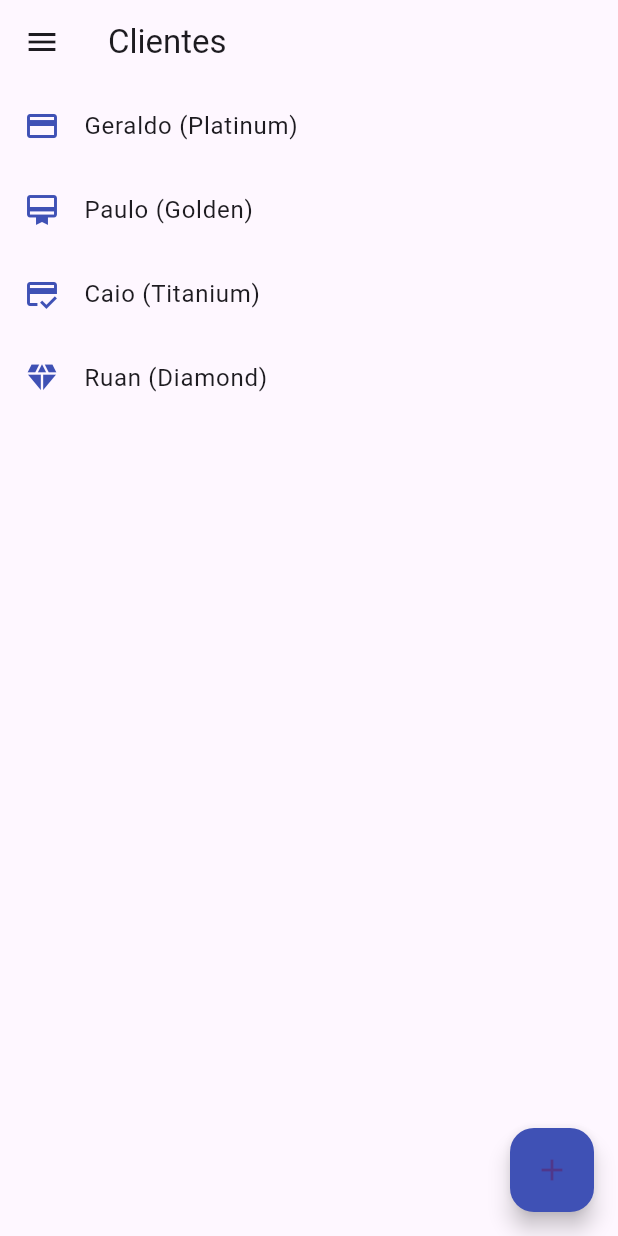
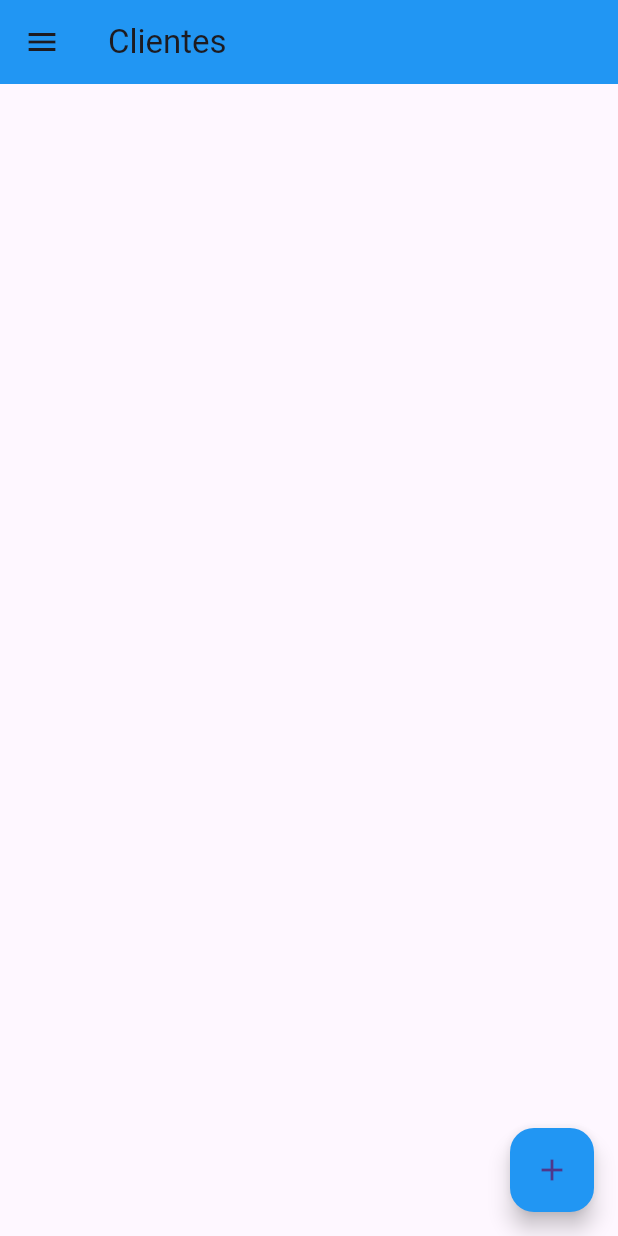
Before and after one commit to shenioalves/provider, a Flutter app: the screen it shows after launch, in the side drawer, after a tap on the "add" icon, on a phone screen of 412 x 824 dp. Run offline on Flutter 3.47's test engine with Material 3 defaults, Android fonts, the phone set to English and light mode, and no system bars.

Commit message:
refactor: implement provider for client and client type management

```diff
--- a/lib/main.dart
+++ b/lib/main.dart
@@ -1,10 +1,30 @@
-
 import 'package:flutter/material.dart';
+import 'package:provider/provider.dart';
+import 'package:providerr/models/types.dart';
 import 'package:providerr/pages/client_types_page.dart';
+import 'models/client_type.dart';
+import 'models/clients.dart';
 import 'pages/clients_page.dart';
 
 void main() {
-  runApp(const MyApp());
+  runApp(
+    MultiProvider(
+      providers: [
+        ChangeNotifierProvider(create: (context) => Clients(clients: [])),
+        ChangeNotifierProvider(
+          create: (context) => Types(
+            list_types: [
+              ClientType(name: 'Platidnum', icon: Icons.credit_card),
+              ClientType(name: 'Golden', icon: Icons.card_membership),
+              ClientType(name: 'Titanium', icon: Icons.credit_score),
+              ClientType(name: 'Diamond', icon: Icons.diamond),
+            ],
+          ),
+        ),
+      ],
+      child: const MyApp(),
+    ),
+  );
 }
 
 class MyApp extends StatelessWidget {
@@ -15,9 +35,7 @@
     return MaterialApp(
       title: 'Controle de clientes',
       debugShowCheckedModeBanner: false,
-      theme: ThemeData(
-        primarySwatch: Colors.indigo,
-      ),
+      theme: ThemeData(primarySwatch: Colors.indigo),
       initialRoute: '/',
       routes: {
         '/': (context) => const ClientsPage(title: 'Clientes'),
--- /dev/null
+++ b/lib/models/clients.dart
@@ -0,0 +1,18 @@
+import 'package:flutter/material.dart';
+import 'client.dart';
+
+class Clients extends ChangeNotifier {
+  List<Client> clients;
+
+  Clients({required this.clients});
+
+  add(Client client) {
+    clients.add(client);
+    notifyListeners(); //notifica o provider a mudanca do estado
+  }
+
+  remove(int index) {
+    clients.removeAt(index);
+    notifyListeners();
+  }
+}
--- /dev/null
+++ b/lib/models/types.dart
@@ -0,0 +1,20 @@
+import 'package:flutter/material.dart';
+
+import 'client_type.dart';
+
+class Types extends ChangeNotifier {
+  List<ClientType> list_types;
+
+  Types({required this.list_types});
+
+  add(ClientType type) {
+
+    list_types.add(type);
+    notifyListeners();
+  }
+
+  remove(int index) {
+    list_types.removeAt(index);
+    notifyListeners();
+  }
+}
--- a/lib/pages/clients_page.dart
+++ b/lib/pages/clients_page.dart
@@ -1,9 +1,11 @@
-
 import 'package:flutter/material.dart';
+import 'package:provider/provider.dart';
 
 import '../components/hamburger_menu.dart';
 import '../models/client.dart';
 import '../models/client_type.dart';
+import '../models/clients.dart';
+import '../models/types.dart';
 
 class ClientsPage extends StatefulWidget {
   const ClientsPage({Key? key, required this.title}) : super(key: key);
@@ -14,51 +16,43 @@
 }
 
 class _ClientsPageState extends State<ClientsPage> {
-
-  List<Client> clients = [
-    Client(name: 'Geraldo', email: 'leo@email.com', type: ClientType(name: 'Platinum', icon: Icons.credit_card)),
-    Client(name: 'Paulo', email: 'leo@email.com', type: ClientType(name: 'Golden', icon: Icons.card_membership)),
-    Client(name: 'Caio', email: 'leo@email.com', type: ClientType(name: 'Titanium', icon: Icons.credit_score)),
-    Client(name: 'Ruan', email: 'ruan@email.com', type: ClientType(name: 'Diamond', icon: Icons.diamond)),
-  ];
-
-  List<ClientType> types = [
-    ClientType(name: 'Platinum', icon: Icons.credit_card),
-    ClientType(name: 'Golden', icon: Icons.card_membership),
-    ClientType(name: 'Titanium', icon: Icons.credit_score),
-    ClientType(name: 'Diamond', icon: Icons.diamond),
-  ];
-
   @override
   Widget build(BuildContext context) {
-
     return Scaffold(
-      appBar: AppBar(
-        title: Text(widget.title),
-      ),
+      appBar: AppBar(backgroundColor: Colors.blue, title: Text(widget.title)),
       drawer: const HamburgerMenu(),
-      body: ListView.builder(
-        itemCount: clients.length,
+      body: Consumer<Clients>(
+        builder: (BuildContext context, Clients list, Widget? widget) {
+          return ListView.builder(
+            itemCount: list.clients.length,
             itemBuilder: (context, index) {
               return Dismissible(
                 key: UniqueKey(),
                 background: Container(color: Colors.red),
                 child: ListTile(
-              leading: Icon(clients[index].type.icon),
-              title: Text(clients[index].name + ' ('+ clients[index].type.name + ')'),
+                  leading: Icon(list.clients[index].type.icon),
+                  title: Text(
+                    list.clients[index].name +
+                        ' (' +
+                        list.clients[index].type.name +
+                        ')',
+                  ),
                   iconColor: Colors.indigo,
                 ),
                 onDismissed: (direction) {
-              setState(() {
-                clients.removeAt(index);
-              });
+                  list.remove(index);
+                },
+              );
             },
           );
         },
       ),
+
       floatingActionButton: FloatingActionButton(
-        backgroundColor: Colors.indigo,
-        onPressed: (){createType(context);},
+        backgroundColor: Colors.blue,
+        onPressed: () {
+          createType(context);
+        },
         tooltip: 'Add Tipo',
         child: const Icon(Icons.add),
       ),
@@ -68,7 +62,8 @@
   void createType(context) {
     TextEditingController nomeInput = TextEditingController();
     TextEditingController emailInput = TextEditingController();
-    ClientType dropdownValue = types[0];
+    Types listType = Provider.of<Types>(context, listen: false);
+    ClientType dropdownValue = listType.list_types[0];
 
     showDialog(
       context: context,
@@ -98,52 +93,61 @@
                     ),
                   ),
                   const Padding(padding: EdgeInsets.all(5)),
-                        StatefulBuilder(builder: (BuildContext context, StateSetter setState) {
+                  StatefulBuilder(
+                    builder: (BuildContext context, StateSetter setState) {
                       return DropdownButton(
                         isExpanded: true,
                         value: dropdownValue,
                         icon: const Icon(Icons.arrow_downward),
                         style: const TextStyle(color: Colors.deepPurple),
-                            underline: Container(
-                              height: 2,
-                              color: Colors.indigo,
-                            ),
+                        underline: Container(height: 2, color: Colors.indigo),
                         onChanged: (newValue) {
                           setState(() {
                             dropdownValue = newValue as ClientType;
                           });
                         },
-                            items: types.map((ClientType type) {
+                        items: listType.list_types.map((ClientType type) {
                           return DropdownMenuItem<ClientType>(
                             value: type,
                             child: Text(type.name),
                           );
                         }).toList(),
                       );
-                        }),
+                    },
+                  ),
                 ],
               ),
             ),
           ),
           actions: [
-                  TextButton(
+            Consumer<Clients>(
+              builder: (BuildContext context, Clients list, Widget? widget) {
+                return TextButton(
                   child: const Text("Salvar"),
                   onPressed: () async {
-                        setState(() {
-                          clients.add(Client(name: nomeInput.text, email: emailInput.text, type: dropdownValue));
-                        });
+                    list.add(
+                      Client(
+                        name: nomeInput.text,
+                        email: emailInput.text,
+                        type: dropdownValue,
+                      ),
+                    );
+
                     Navigator.pop(context);
-                      }
+                  },
+                );
+              },
             ),
+
             TextButton(
               child: const Text("Calcelar"),
               onPressed: () {
                 Navigator.pop(context);
-                    }
+              },
             ),
           ],
         );
-            }
+      },
     );
   }
 }
```
Also changed, not shown: lib/pages/client_types_page.dart (+40 -34 lines), lib/state/types_state.dart (added). Lines whose indentation alone changed are shown as unchanged.
